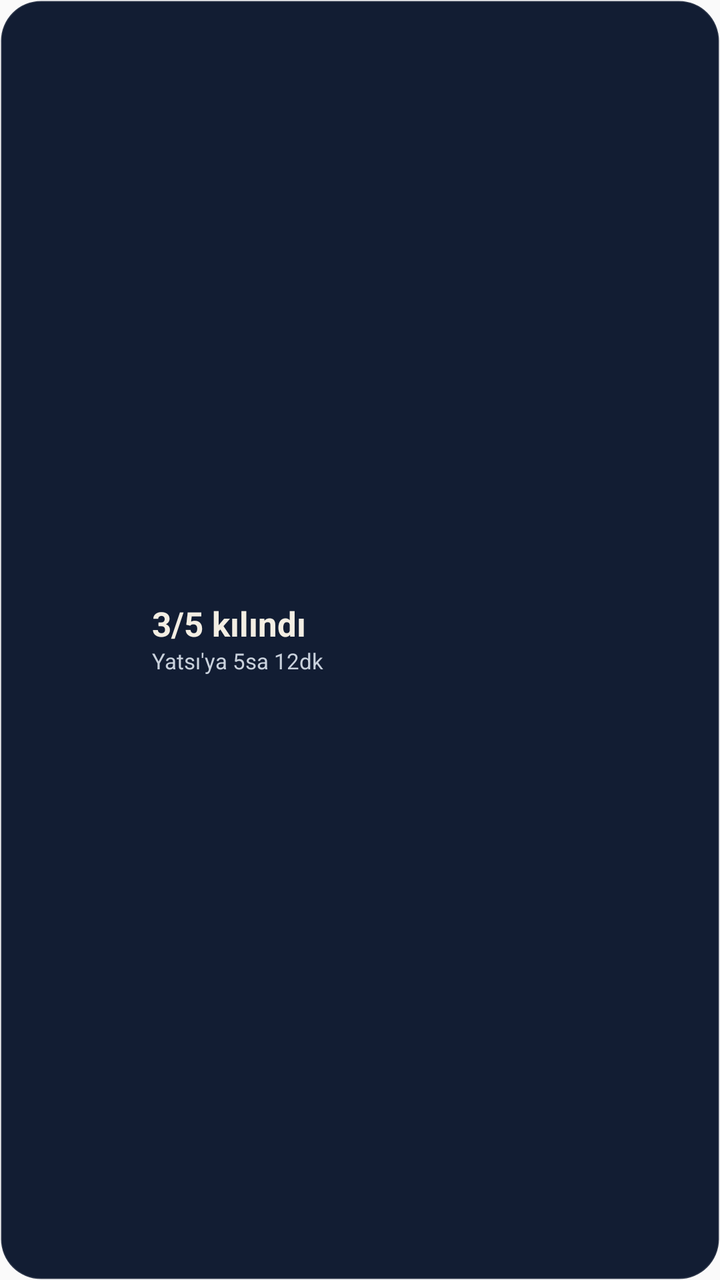
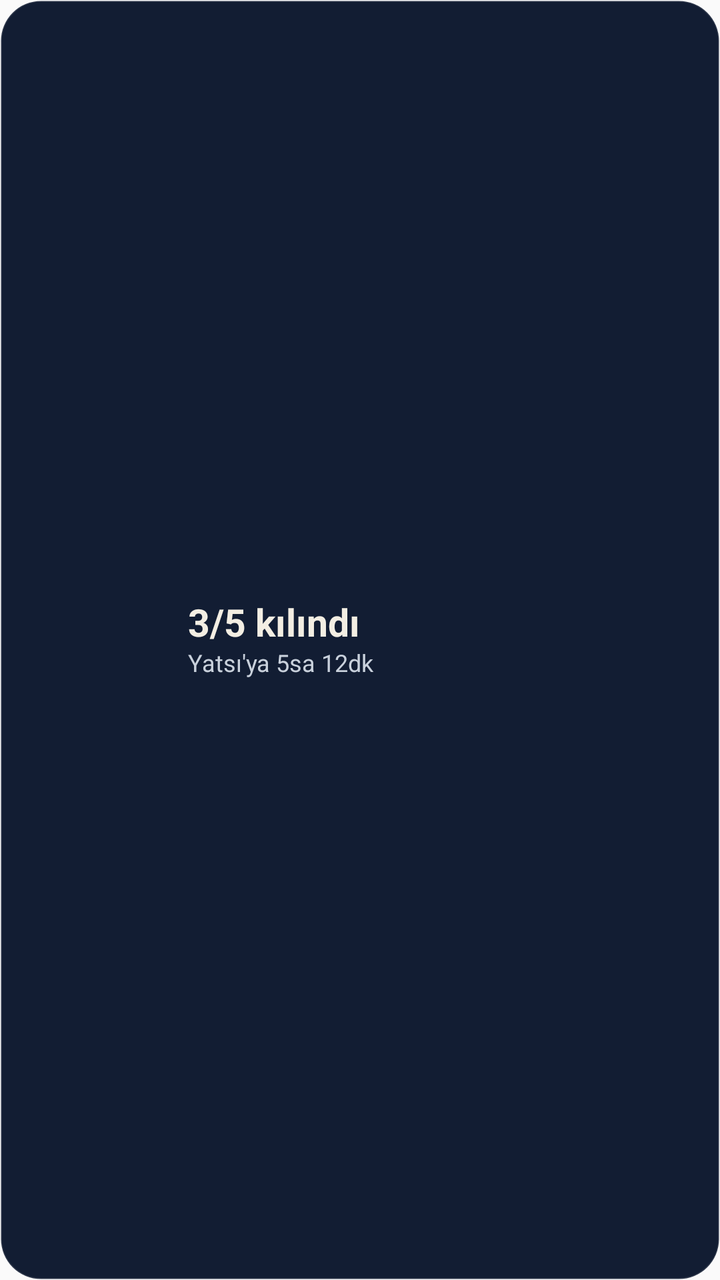

An Android layout rendered at two revisions. The XML below is the earlier revision; the diff shows what the commit changed to produce the second picture.
<!-- AndroidManifest.xml: application theme android:Theme.Material.Light.NoActionBar -->
<!-- res/layout/widget_namazim_wide.xml -->
<?xml version="1.0" encoding="utf-8"?>
<LinearLayout xmlns:android="http://schemas.android.com/apk/res/android"
    android:id="@+id/w_root"
    android:layout_width="match_parent"
    android:layout_height="match_parent"
    android:orientation="horizontal"
    android:gravity="center_vertical"
    android:background="@drawable/widget_wide_bg"
    android:paddingStart="10dp"
    android:paddingEnd="12dp"
    android:paddingTop="8dp"
    android:paddingBottom="8dp">

    <ImageView
        android:id="@+id/w_icon"
        android:layout_width="56dp"
        android:layout_height="56dp"
        android:scaleType="fitCenter"
        android:contentDescription="@string/widget_desc" />

    <LinearLayout
        android:layout_width="0dp"
        android:layout_height="wrap_content"
        android:layout_weight="1"
        android:layout_marginStart="10dp"
        android:orientation="vertical">

        <TextView
            android:id="@+id/w_count"
            android:layout_width="match_parent"
            android:layout_height="wrap_content"
            android:includeFontPadding="false"
            android:maxLines="1"
            android:ellipsize="end"
            android:text="3/5 kılındı"
            android:textColor="#F3EEE3"
            android:textSize="17sp"
            android:textStyle="bold" />

        <TextView
            android:id="@+id/w_next"
            android:layout_width="match_parent"
            android:layout_height="wrap_content"
            android:layout_marginTop="2dp"
            android:includeFontPadding="false"
            android:maxLines="1"
            android:ellipsize="end"
            android:text="Yatsı'ya 5sa 12dk"
            android:textColor="#C9D1DC"
            android:textSize="11sp" />
    </LinearLayout>
</LinearLayout>
<!-- resources referenced by this layout -->
<resources>
  <!-- drawable widget_wide_bg (drawable) -->
  <?xml version="1.0" encoding="utf-8"?>
  <shape xmlns:android="http://schemas.android.com/apk/res/android" android:shape="rectangle">
      <corners android:radius="20dp" />
      <solid android:color="#121D33" />
      <stroke android:width="1dp" android:color="#1FFFFFFF" />
  </shape>
  <string name="widget_desc">Canlı ikon: sıradaki vakit, kılınan vakitler</string>
</resources>

<!-- the commit's change to res/layout/widget_namazim_wide.xml (unified diff, before → after) -->
@@ -6,15 +6,15 @@
     android:orientation="horizontal"
     android:gravity="center_vertical"
     android:background="@drawable/widget_wide_bg"
-    android:paddingStart="10dp"
+    android:paddingStart="12dp"
     android:paddingEnd="12dp"
     android:paddingTop="8dp"
     android:paddingBottom="8dp">
 
     <ImageView
         android:id="@+id/w_icon"
-        android:layout_width="56dp"
-        android:layout_height="56dp"
+        android:layout_width="72dp"
+        android:layout_height="72dp"
         android:scaleType="fitCenter"
         android:contentDescription="@string/widget_desc" />
 
@@ -34,7 +34,7 @@
             android:ellipsize="end"
             android:text="3/5 kılındı"
             android:textColor="#F3EEE3"
-            android:textSize="17sp"
+            android:textSize="19sp"
             android:textStyle="bold" />
 
         <TextView
@@ -47,6 +47,6 @@
             android:ellipsize="end"
             android:text="Yatsı'ya 5sa 12dk"
             android:textColor="#C9D1DC"
-            android:textSize="11sp" />
+            android:textSize="12sp" />
     </LinearLayout>
 </LinearLayout>
